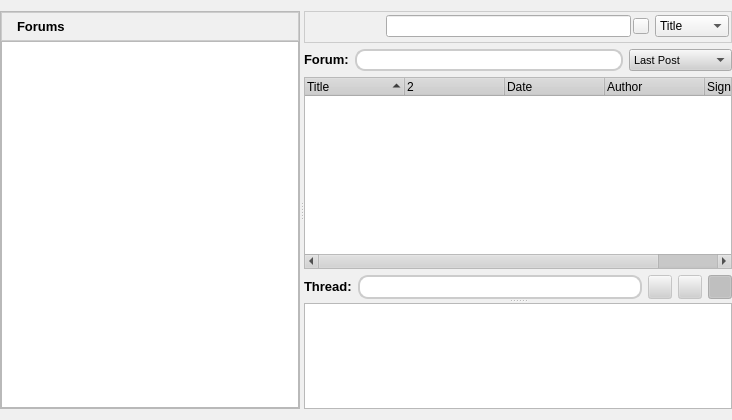
Qt form retroshare-gui/src/gui/ForumsDialog.ui (RetroShare/RetroShare) before a commit.
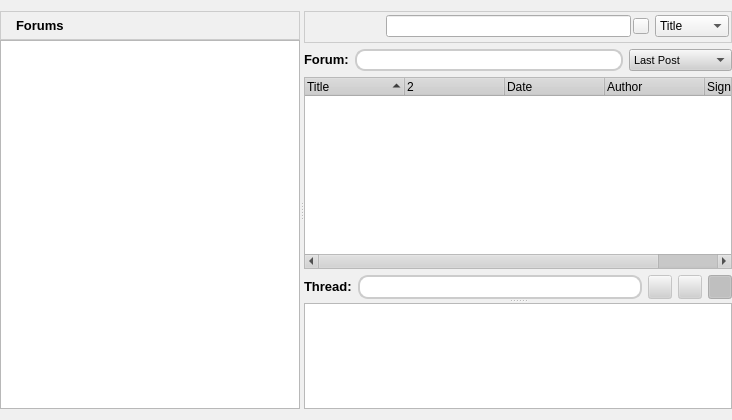
The same form after that commit. Icons and pictures are not drawn.

Commit message: disabled borders for some frames to look better in cleanlooks and plastique style.

Patch:
```diff
--- a/retroshare-gui/src/gui/ForumsDialog.ui
+++ b/retroshare-gui/src/gui/ForumsDialog.ui
@@ -530,6 +530,9 @@
         <height>0</height>
        </size>
       </property>
+      <property name="styleSheet">
+       <string notr="true">QFrame#frame{border: none;}</string>
+      </property>
       <property name="frameShape">
        <enum>QFrame::StyledPanel</enum>
       </property>
```
The commit also changes 2 other files.
